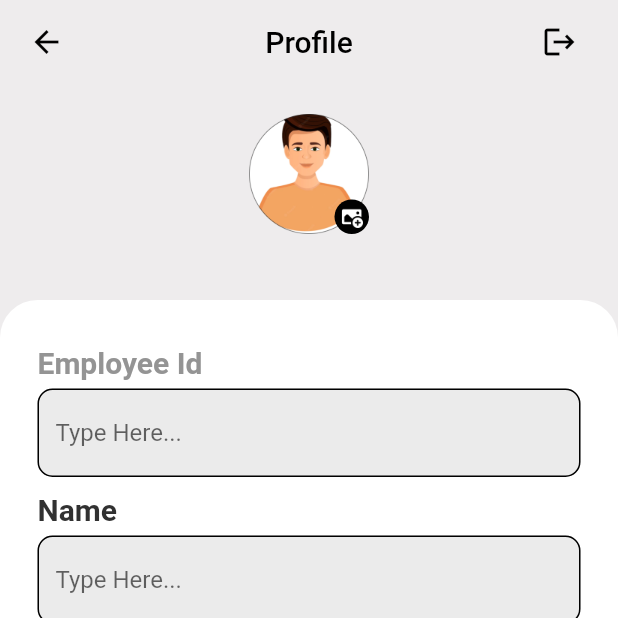
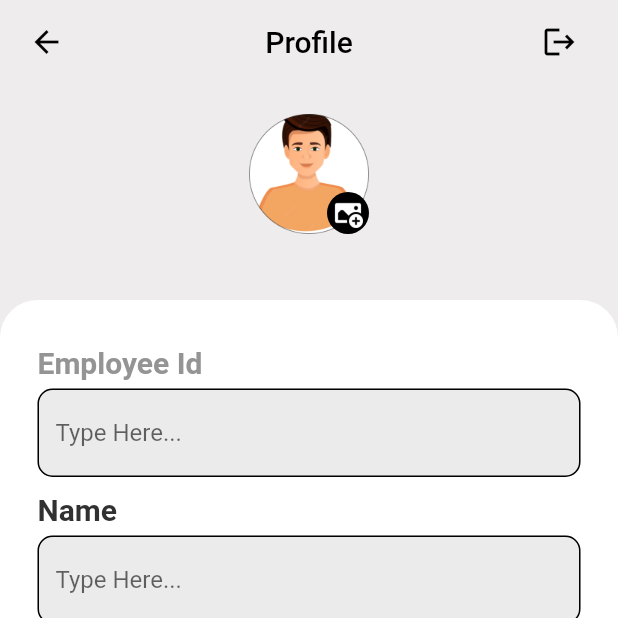
Before and after one commit to Dhruv-Maradiya/CPM_Flutter, a Flutter app: the ProfileWidget screen opened directly, on a phone screen of 412 x 824 dp, the top half of it. Run offline on Flutter 3.47's test engine with Material 2 defaults, Android fonts, the light colour scheme and no system bars; our stand-ins replace cached_network_image, carousel_slider, dio, get, image_picker, loading_indicator and 2 more; accounts and stored records are empty; network calls fail.

Commit message:
can upload profile picture now

```diff
--- a/lib/views/profile/widgets/profile_widget.dart
+++ b/lib/views/profile/widgets/profile_widget.dart
@@ -1,4 +1,7 @@
+import 'dart:io';
+
 import 'package:cached_network_image/cached_network_image.dart';
+import 'package:image_picker/image_picker.dart';
 import 'package:projectify/core/constants/pallets.dart';
 import 'package:projectify/core/extensions/valid_email.dart';
 import 'package:projectify/utils/app_utils.dart';
@@ -56,16 +59,29 @@ class ProfileWidget extends StatelessWidget {
                   Stack(
                     children: [
                       Obx(
-                        () => _profileController
+                        () => _profileController.isImagePicked.value &&
+                                _profileController.image != null
+                            ? SizedBox(
+                                height: 80,
+                                width: 80,
+                                child: ClipRRect(
+                                  borderRadius: BorderRadius.circular(100),
+                                  child: Image.file(_profileController.image!),
+                                ),
+                              )
+                            : _profileController
                                     .userProfile.value.image.isNotEmpty
-                            ? CachedNetworkImage(
-                                imageUrl:
-                                    _profileController.userProfile.value.url,
+                                ? ClipRRect(
+                                    borderRadius: BorderRadius.circular(100),
+                                    child: CachedNetworkImage(
+                                      imageUrl: _profileController
+                                          .userProfile.value.url,
                                       height: 80,
                                       width: 80,
                                       placeholder: (context, url) =>
                                           const CircularProgressIndicator(
                                         color: Pallets.primaryColor,
+                                      ),
                                     ),
                                   )
                                 : Image.asset(
@@ -77,6 +93,8 @@ class ProfileWidget extends StatelessWidget {
                       Positioned(
                         bottom: 0,
                         right: 0,
+                        child: InkWell(
+                          onTap: () => _selectImages(),
                           child: Container(
                             decoration: const BoxDecoration(
                               color: Pallets.primaryColor,
@@ -85,9 +103,10 @@ class ProfileWidget extends StatelessWidget {
                             padding: const EdgeInsets.all(4),
                             child: Image.asset(
                               'assets/images/add_photo_4.png',
-                            height: 15,
-                            width: 15,
+                              height: 20,
+                              width: 20,
                               color: Pallets.white,
+                            ),
                           ),
                         ),
                       )
@@ -661,6 +680,14 @@ class ProfileWidget extends StatelessWidget {
       ],
     );
   }
+
+  void _selectImages() async {
+    final image = await ImagePicker().pickImage(source: ImageSource.gallery);
+
+    if (image != null) {
+      _profileController.addImage(File(image.path));
+    }
+  }
 }
 
 class AlwaysDisabledFocusNode extends FocusNode {
```
Also changed, not shown: lib/views/profile/controllers/profile_controller.dart (+33 -4 lines), lib/views/sign_in_as_student/widgets/sign_in_as_student_screen_widget.dart (+26 -26 lines). Lines whose indentation alone changed are shown as unchanged.
